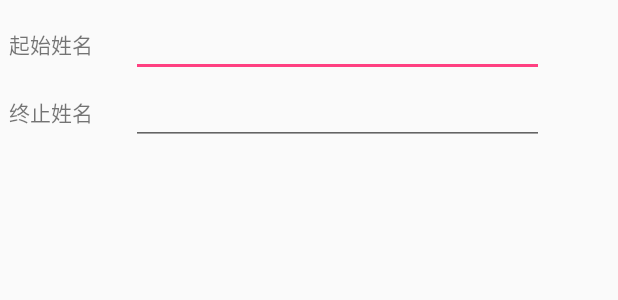
After one commit to cxs1920294731/androidView, an Android app: the layout push_content.xml on its own in the app's theme, with its tools: preview values and no code run, on a phone screen of 412 x 824 dp. The commit adds this screen. Shown: the top 300 px of the screen. Run offline under Robolectric (Android 15) with nearby library versions, the phone set to English and light mode, and no system bars.

Commit message:
修改短信和添加通讯录

```diff
--- /dev/null
+++ b/app/src/main/res/layout/push_content.xml
@@ -0,0 +1,50 @@
+<?xml version="1.0" encoding="UTF-8"?>
+<LinearLayout xmlns:android="http://schemas.android.com/apk/res/android"
+    android:orientation="vertical"
+    android:layout_width="match_parent"
+    android:layout_height="match_parent"
+    android:padding="6dp"
+    >
+
+    <TableLayout
+        android:layout_width="match_parent"
+        android:layout_height="match_parent">
+
+        <TableRow
+            android:layout_width="match_parent"
+            android:layout_height="match_parent" >
+
+            <TextView
+                android:id="@+id/textView4"
+                android:layout_width="81dp"
+                android:layout_height="wrap_content"
+                android:text="起始姓名" />
+            <EditText
+                android:id="@+id/setStartCon"
+                android:layout_width="275dp"
+                android:layout_height="wrap_content"
+                android:lines="1" />
+        </TableRow>
+
+        <TableRow
+            android:layout_width="match_parent"
+            android:layout_height="match_parent" >
+
+            <TextView
+                android:id="@+id/textView7"
+                android:layout_width="wrap_content"
+                android:layout_height="wrap_content"
+                android:text="终止姓名" />
+            <EditText
+                android:id="@+id/setEndCon"
+                android:layout_width="275dp"
+                android:layout_height="wrap_content"
+                android:lines="1" />
+        </TableRow>
+    </TableLayout>
+    <Button
+        android:id="@+id/readCon"
+        android:layout_width="match_parent"
+        android:layout_height="wrap_content"
+        android:text="开始读取" />
+</LinearLayout>
--- a/app/src/main/res/layout/set_view.xml
+++ b/app/src/main/res/layout/set_view.xml
@@ -299,6 +299,7 @@
                 android:text="导入通讯录" />
 
             <Button
+                android:id="@+id/displayPhone"
                 android:layout_width="match_parent"
                 android:layout_height="wrap_content"
                 android:layout_weight="1"
```
Also changed, not shown: app/src/main/java/com/example/hakim/anview/MainActivity.java (+52 -32 lines), app/src/main/java/com/example/hakim/anview/readContacts.java (+29 -25 lines), 21 other files.
